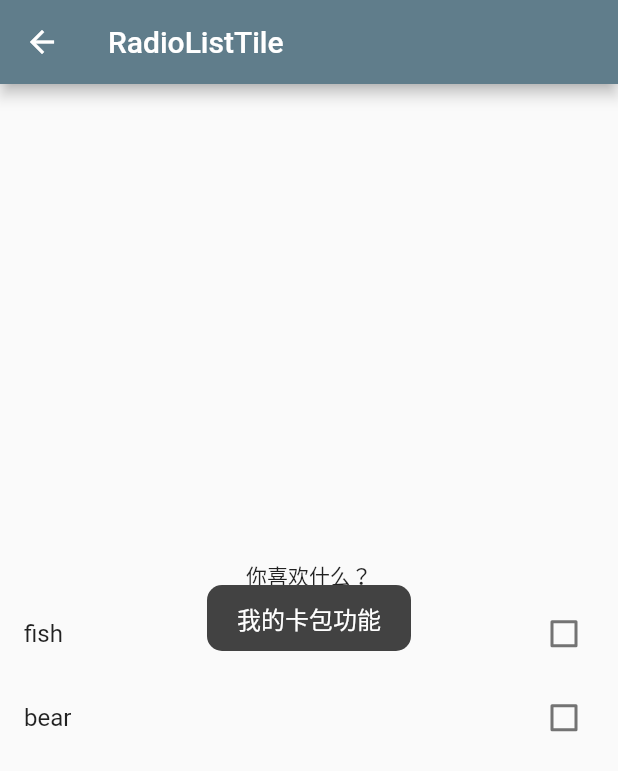
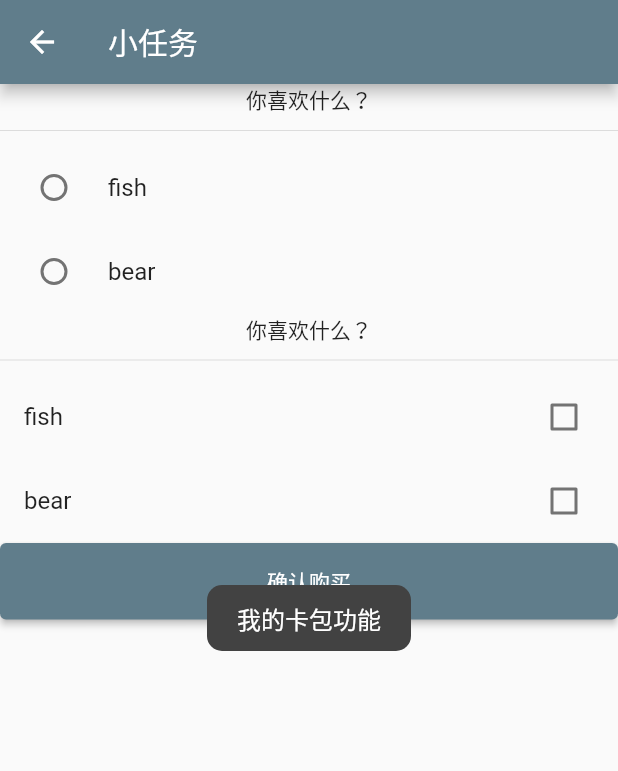
Before and after one commit to highlandear/xumia, a Flutter app: the IndexPage screen opened directly, after a tap on "会员", on a phone screen of 412 x 824 dp. Shown: the top 771 px of the screen. Run offline on Flutter 3.47's test engine with Material 2 defaults, Android fonts, the phone set to English and light mode, and no system bars; drawn by our look-alikes of oktoast; our stand-ins replace dio, qr_flutter, shared_preferences, webview_flutter; missing offline and left inert: barcode_scan2, city_pickers; accounts and stored records are empty; network calls fail.

Commit message:
通证问卷

```diff
--- a/xumi_app/lib/app_main/magazine/buypage.dart
+++ b/xumi_app/lib/app_main/magazine/buypage.dart
@@ -1,5 +1,6 @@
 import 'dart:io';
 import 'package:flutter/material.dart';
+import 'package:xumi_app/utils/xtoast.dart';
 import '../../bean/certipass.dart';
 import '../../data/global.dart';
 import '../../login/addresslist.dart';
@@ -280,6 +281,14 @@ class _PurchaseState extends State<PurchasePage>
       return _login();
     }
 
+    if(_item.qlist.isNotEmpty){
+      XToast.toast('有问卷要答');
+    }
+    else{
+      XToast.toast('无问卷要答');
+
+    }
+
     if (! _item.hasProduct()) {
       return _gotoOrderPage(context, null);
     }
--- a/xumi_app/lib/app_main/magazine/qoption.dart
+++ /dev/null
@@ -1,32 +0,0 @@
-import 'package:flutter/material.dart';
-import 'package:xumi_app/utils/xtoast.dart';
-import '../../bean/question.dart';
-
-class QuestionOptionView extends StatefulWidget {
-  const QuestionOptionView({Key? key, required this.cap}) : super(key: key);
-  final String cap;
-
-  @override
-  createState() => _QuestionOptionViewState();
-}
-
-class _QuestionOptionViewState extends State<QuestionOptionView> {
-
-  bool checked = false;
-
-  @override
-  Widget build(BuildContext context) {
-    return CheckboxListTile(
-      value: checked,     // 当前值
-      onChanged: (which) {
-        setState(() {
-          checked = !checked;
-          XToast.toast('选择了：$checked');
-        });
-      },
-      title: Text(widget.cap),
-      selected: checked ,
-    );
-  }
-
-}
--- /dev/null
+++ b/xumi_app/lib/app_main/magazine/questionair.dart
@@ -0,0 +1,43 @@
+import 'package:flutter/cupertino.dart';
+import 'package:flutter/material.dart';
+
+import '../../bean/question.dart';
+import 'questionview.dart';
+
+/// 整个问卷（包含多个问题）
+class QuestionListView extends StatelessWidget {
+  const QuestionListView({Key? key, required this.data}) : super(key: key);
+  final List<Question> data;
+
+  @override
+  Widget build(BuildContext context) {
+    List<Widget> cards = [];
+    data.forEach((element) {
+      cards.add(QuestionView(
+        question: element,
+      ));
+    });
+    cards.add(_buildButton(context));
+
+    return Scaffold(
+      appBar: AppBar(title: const Text("小任务")),
+      body: ListView(
+        children: cards,
+      ),
+    );
+  }
+
+  Widget _buildButton(BuildContext context) {
+    return ElevatedButton(
+      style: TextButton.styleFrom(
+          primary: Theme.of(context).primaryColor,
+          padding: const EdgeInsets.all(15.0)),
+      child: const Text('确认购买', style: TextStyle(color: Colors.white)),
+      onPressed: () {
+        data.forEach((element) {
+          print(element.answer.toString());
+        });
+      },
+    );
+  }
+}
--- a/xumi_app/lib/app_main/magazine/questionnaire.dart
+++ /dev/null
@@ -1,73 +0,0 @@
-import 'package:flutter/material.dart';
-import 'package:xumi_app/app_main/magazine/qoption.dart';
-import 'package:xumi_app/utils/xtoast.dart';
-import '../../bean/question.dart';
-
-class QuestionView extends StatefulWidget {
-  const QuestionView({Key? key, required this.question}) : super(key: key);
-  final Question question;
-
-  @override
-  createState() => _QuestionViewState();
-}
-
-class _QuestionViewState extends State<QuestionView> {
-
-  String radiosel = '';
-
-  Widget _buildQuestionView(Question q) {
-    var vlist = <Widget>[];
-    vlist.add(Text(q.stem));
-
-    int index;
-    for (var element in q.options) {
-      q.radio ?
-      vlist.add(_buildRadioItem(element)): vlist.add(_buildCheckItem(element));
-    }
-
-    return Column(
-      mainAxisAlignment: MainAxisAlignment.center,
-      children: vlist
-    );
-  }
-
-  Widget _buildCheckItem(String cap) {
-    return QuestionOptionView(cap:cap);
-  }
-
-  Widget _buildRadioItem(String cap) {
-    return RadioListTile(
-      value: cap,     // 当前值
-      onChanged: (which) {
-        setState(() {
-          radiosel = which.toString();
-          XToast.toast('选择了：$radiosel');
-        });
-      },
-      groupValue: radiosel,
-      title: Text(cap),
-     // selected: sel == cap,
-    );
-  }
-
-  @override
-  Widget build(BuildContext context) {
-  //  var q = Question(id: 10, stem: '你喜欢什么？', radio: true, options: ['fish', 'bear']);
-    return Scaffold(
-      appBar: AppBar(title: Text("RadioListTile")),
-      body: _buildQuestionView(widget.question)
-    );
-  }
-
-  Widget _buildButton(BuildContext context) {
-    return ElevatedButton(
-      style: TextButton.styleFrom(
-          primary: Theme.of(context).primaryColor,
-          padding: const EdgeInsets.all(15.0)),
-      child: const Text('确认购买', style: TextStyle(color: Colors.white)),
-      onPressed: () {
-        // _buyThisItem(context);
-      },
-    );
-  }
-}
--- /dev/null
+++ b/xumi_app/lib/app_main/magazine/questionview.dart
@@ -0,0 +1,78 @@
+import 'package:flutter/material.dart';
+import '../../bean/question.dart';
+
+/// 单个问题
+///
+class QuestionView extends StatefulWidget {
+  QuestionView({Key? key, required this.question}) : super(key: key);
+  final Question question;
+
+  @override
+  createState() => _QuestionViewState();
+}
+
+class _QuestionViewState extends State<QuestionView> {
+
+  late List<int> _chked;
+  late Question _question;
+
+  Widget _buildQuestionView() {
+     _question = widget.question;
+    _chked = _question.answer;
+
+    int index = 0;
+    List<Widget> wlist = <Widget>[];
+
+    wlist.add(Text(_question.stem));
+    wlist.add(const Divider(height: 20));
+
+    for (var element in _question.options) {
+      _question.radio
+          ? wlist.add(_buildRadioItem(element, index++))
+          : wlist.add(_buildCheckItem(element, index++));
+    }
+
+    return Column(mainAxisAlignment: MainAxisAlignment.center, children: wlist);
+  }
+
+  Widget _buildCheckItem(String cap, int index) {
+    return CheckboxListTile(
+      value: _chked.contains(index),
+      onChanged: (which) {
+        setState(() {
+          _chked.contains(index) ? _chked.remove(index) : _chked.add(index);
+          // if (chked.contains(index)) {
+          //   XToast.toast('选择了：$index');
+          // } else {
+          //   XToast.toast('取消了：$index');
+          // }
+        });
+      },
+      title: Text(cap),
+      selected: _chked.contains(index),
+    );
+  }
+
+  Widget _buildRadioItem(String cap, int index) {
+    return RadioListTile(
+      value: index, // 当前值
+      onChanged: (which) {
+        setState(() {
+          _chked.clear();
+          _chked.add(which as int);
+          //   XToast.toast('${chked[0]} 选择了：$which');
+          //    print()
+        });
+      },
+
+      groupValue: _chked.isEmpty ? -1 : _chked[0],
+      title: Text(cap),
+      selected: _chked.isEmpty ? false : _chked[0] == index,
+    );
+  }
+
+  @override
+  Widget build(BuildContext context) {
+    return _buildQuestionView();
+  }
+}
--- a/xumi_app/lib/app_main/mine/operation.dart
+++ b/xumi_app/lib/app_main/mine/operation.dart
@@ -1,8 +1,7 @@
-import 'dart:convert';
-
 import 'package:flutter/material.dart';
+import 'package:xumi_app/app_main/magazine/questionair.dart';
 import 'package:xumi_app/bean/question.dart';
-import '../magazine/questionnaire.dart';
+import '../magazine/questionview.dart';
 import '../mine/ticketcart.dart';
 import '../../bean/gnftdata.dart';
 import '../../data/global.dart';
@@ -62,14 +61,16 @@ class _MineContentState extends State<MineContent> {
         //
         // }));s
 
+        var p = Question(id: 10, stem: '你喜欢什么？', radio: true, options: ['fish', 'bear']);
         var q = Question(id: 10, stem: '你喜欢什么？', radio: false, options: ['fish', 'bear']);
+        List<Question> qlist = [p,q];
         // String json = jsonEncode(q.toJson());
         // print(json);
         //
         // var wq = Question.fromJson(jsonDecode(json));
         // print(wq.options[0]);
         Navigator.of(context).push(MaterialPageRoute(builder: (_) {
-          return  QuestionView( question: q,);
+          return  QuestionListView( data: qlist,);
         }));
 
 
--- a/xumi_app/lib/bean/certipass.dart
+++ b/xumi_app/lib/bean/certipass.dart
@@ -1,11 +1,13 @@
 class CertiPass {
-  CertiPass(
-      {this.id = 0,
+  CertiPass({
+    this.id = 0,
     this.cover = '',
     this.desc = '',
     this.detail = '',
     this.freight = false,
-      this.price = '￥50'});
+    this.price = '￥50',
+    this.qlist = '',
+  });
 
   int id;
   String cover; // imageUrl
@@ -13,6 +15,7 @@ class CertiPass {
   String detail;
   bool freight;
   String price;
+  String qlist;
 
   hasProduct() => freight;
 
@@ -22,9 +25,11 @@ class CertiPass {
       cover: json['imageUrl'],
       desc: json['desc'],
       freight: json['freight'],
+
+      qlist: json['qaList'] ?? '',
+      //  price: json['price'],
       // detail: json['imageUrl'],
-      detail: 'http://cognitivelab.net/static/pb.png'
-      //  price: json['price']
+      detail: 'http://cognitivelab.net/static/pb.png',
     );
   }
 
--- a/xumi_app/lib/bean/question.dart
+++ b/xumi_app/lib/bean/question.dart
@@ -10,6 +10,8 @@ class Question {
   String stem;
   bool radio;
   List<String> options = [];
+  List<int> answer = [];
+
 
   static Question fromJson(Map<String, dynamic> json) {
     return Question(
```
Also changed, not shown: xumi_app/assets/images/xumi.jpg (added), xumi_app/assets/images/xumiapp.png (added). Lines whose indentation alone changed are shown as unchanged.
